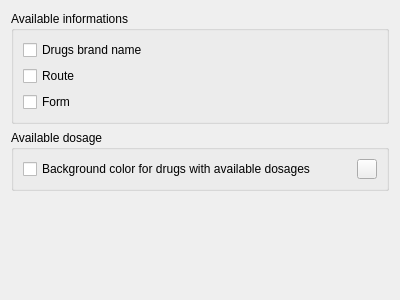
Before: the Qt Designer form plugins/drugsplugin/drugspreferences/drugselectorwidget.ui in FreeHealth/freehealth, drawn with Qt 5.
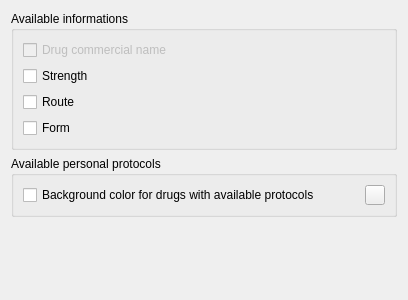
After: the same form once the commit is applied. Custom widgets are drawn as their Qt base class.

What changed in the file:
```diff
--- a/plugins/drugsplugin/drugspreferences/drugselectorwidget.ui
+++ b/plugins/drugsplugin/drugspreferences/drugselectorwidget.ui
@@ -6,7 +6,7 @@
    <rect>
     <x>0</x>
     <y>0</y>
-    <width>400</width>
+    <width>408</width>
     <height>300</height>
    </rect>
   </property>
@@ -22,32 +22,42 @@
      <layout class="QGridLayout" name="gridLayout_6">
       <item row="0" column="0">
        <widget class="QCheckBox" name="drugsBrandNameBox">
+        <property name="enabled">
+         <bool>false</bool>
+        </property>
         <property name="text">
-         <string>Drugs brand name</string>
+         <string>Drug commercial name</string>
         </property>
        </widget>
       </item>
-      <item row="1" column="0">
+      <item row="2" column="0">
        <widget class="QCheckBox" name="routeBox">
         <property name="text">
          <string>Route</string>
         </property>
        </widget>
       </item>
-      <item row="2" column="0">
+      <item row="3" column="0">
        <widget class="QCheckBox" name="formBox">
         <property name="text">
          <string>Form</string>
         </property>
        </widget>
       </item>
+      <item row="1" column="0">
+       <widget class="QCheckBox" name="checkBox">
+        <property name="text">
+         <string>Strength</string>
+        </property>
+       </widget>
+      </item>
      </layout>
     </widget>
    </item>
    <item row="1" column="0">
     <widget class="QGroupBox" name="groupBox_3">
      <property name="title">
-      <string>Available dosage</string>
+      <string>Available personal protocols</string>
      </property>
      <layout class="QGridLayout" name="gridLayout_5">
       <item row="0" column="1">
@@ -72,7 +82,7 @@
       <item row="0" column="0">
        <widget class="QCheckBox" name="useBackgroundForDosages">
         <property name="text">
-         <string>Background color for drugs with available dosages</string>
+         <string>Background color for drugs with available protocols</string>
         </property>
        </widget>
       </item>
```
